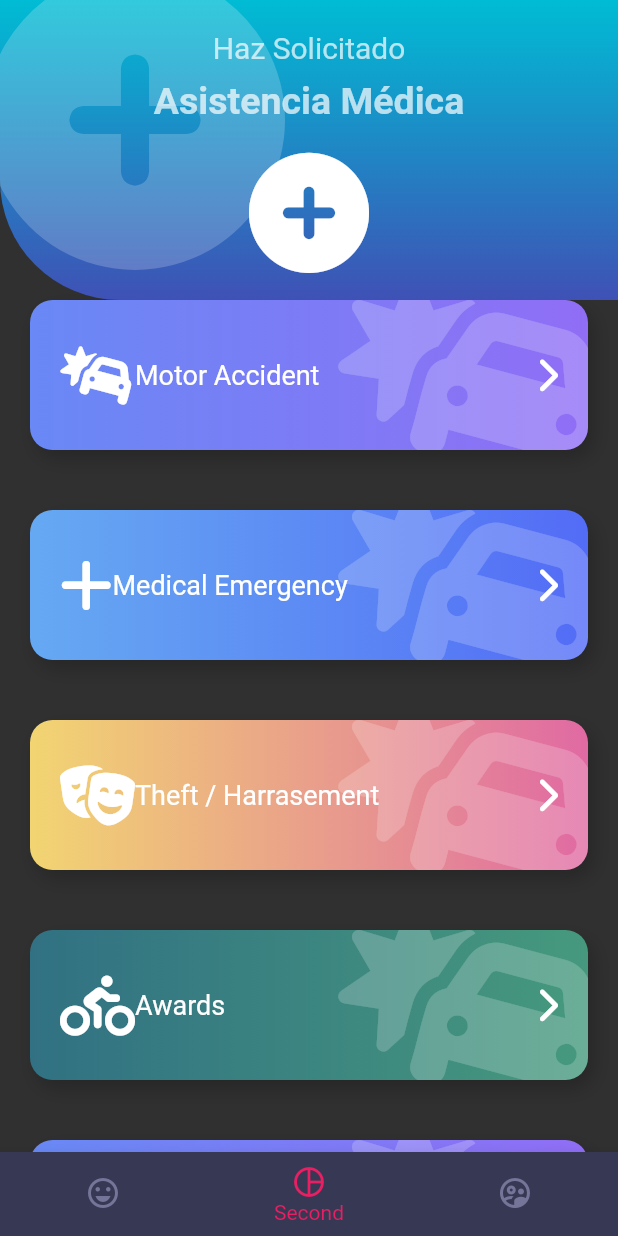
After one commit to IsaiVazqez/Todos-Los-Widgets, a Flutter app: the screen it shows after launch, item 2 of the bottom bar chosen, on a phone screen of 412 x 824 dp. The commit adds this screen. Run offline on Flutter 3.47's test engine with Material 2 defaults, Android fonts, the phone set to English and light mode, and no system bars; our stand-ins replace animate_do, font_awesome_flutter.

Commit message:
Adding Homescreen2

```diff
--- a/lib/main.dart
+++ b/lib/main.dart
@@ -1,7 +1,9 @@
-import 'package:bocetos/screens/listview1_screen.dart';
+import 'package:bocetos/providers/ui_providers.dart';
+import 'package:bocetos/screens/basicHome.dart';
 import 'package:bocetos/screens/screens.dart';
 import 'package:flutter/material.dart';
 import 'package:flutter/services.dart';
+import 'package:provider/provider.dart';
 
 void main() => runApp(MyApp());
 
@@ -10,16 +12,22 @@ class MyApp extends StatelessWidget {
   Widget build(BuildContext context) {
     SystemChrome.setSystemUIOverlayStyle(SystemUiOverlayStyle.light);
 
-    return MaterialApp(
+    return MultiProvider(
+      providers: [
+        ChangeNotifierProvider(create: (_) => new UiProvider()),
+      ],
+      child: MaterialApp(
         debugShowCheckedModeBanner: false,
         title: 'Material App',
         theme: ThemeData.dark(),
-      initialRoute: 'home_screen',
+        initialRoute: 'initialRoute',
         routes: {
+          'initialRoute': (_) => HomePage(),
           'basic_design': (_) => BasicDesignScreen(),
           'home_screen': (_) => HomeScreen(),
           'listview1': (_) => Listview1Screen(),
         },
+      ),
     );
   }
 }
--- /dev/null
+++ b/lib/providers/ui_providers.dart
@@ -0,0 +1,14 @@
+import 'package:flutter/material.dart';
+
+class UiProvider extends ChangeNotifier {
+  int _selectedMenuOpt = 0;
+
+  int get selectedMenuOpt {
+    return this._selectedMenuOpt;
+  }
+
+  set selectedMenuOpt(int i) {
+    this._selectedMenuOpt = i;
+    notifyListeners();
+  }
+}
--- /dev/null
+++ b/lib/routes/routes.dart
@@ -0,0 +1,9 @@
+import 'package:flutter/cupertino.dart';
+
+class ItemMenu {
+  final String label;
+  final String route;
+  final Widget screen;
+
+  ItemMenu({required this.label, required this.route, required this.screen});
+}
--- /dev/null
+++ b/lib/screens/basicHome.dart
@@ -0,0 +1,35 @@
+import 'package:bocetos/screens/screens.dart';
+import 'package:bocetos/widgets/custom_bottom_navigation.dart';
+import 'package:flutter/material.dart';
+import 'package:provider/provider.dart';
+
+import '../providers/ui_providers.dart';
+
+class HomePage extends StatelessWidget {
+  @override
+  Widget build(BuildContext context) {
+    return Scaffold(
+      body: _HomeSPagebody(),
+      bottomNavigationBar: const CustomBottomNavigation(),
+    );
+  }
+}
+
+class _HomeSPagebody extends StatelessWidget {
+  @override
+  Widget build(BuildContext context) {
+    final uiProvider = Provider.of<UiProvider>(context);
+
+    final currentIndex = uiProvider.selectedMenuOpt;
+    switch (currentIndex) {
+      case 0:
+        return HomeScreen();
+
+      case 1:
+        return HomeScreen2();
+
+      default:
+        return HomeScreen();
+    }
+  }
+}
--- a/lib/screens/home_screen.dart
+++ b/lib/screens/home_screen.dart
@@ -1,7 +1,12 @@
 import 'package:flutter/material.dart';
 import '../widgets/widgets.dart';
 
-class HomeScreen extends StatelessWidget {
+class HomeScreen extends StatefulWidget {
+  @override
+  State<HomeScreen> createState() => _HomeScreenState();
+}
+
+class _HomeScreenState extends State<HomeScreen> {
   @override
   Widget build(BuildContext context) {
     return Scaffold(
@@ -13,7 +18,6 @@ class HomeScreen extends StatelessWidget {
           _HomeBody()
         ],
       ),
-      bottomNavigationBar: CustomBottomNavigation(),
     );
   }
 }
--- /dev/null
+++ b/lib/screens/home_screen2.dart
@@ -0,0 +1,122 @@
+import 'package:animate_do/animate_do.dart';
+import 'package:flutter/material.dart';
+import 'package:font_awesome_flutter/font_awesome_flutter.dart';
+import '../widgets/widgets.dart';
+
+class ItemBoton {
+  final IconData icon;
+  final String texto;
+  final Color color1;
+  final Color color2;
+
+  ItemBoton(this.icon, this.texto, this.color1, this.color2);
+}
+
+class HomeScreen2 extends StatefulWidget {
+  @override
+  State<HomeScreen2> createState() => _HomeScreen2State();
+}
+
+class _HomeScreen2State extends State<HomeScreen2> {
+  @override
+  Widget build(BuildContext context) {
+    final items = <ItemBoton>[
+      new ItemBoton(FontAwesomeIcons.carCrash, 'Motor Accident',
+          const Color(0xff6989F5), const Color(0xff906EF5)),
+      new ItemBoton(FontAwesomeIcons.plus, 'Medical Emergency',
+          const Color(0xff66A9F2), const Color(0xff536CF6)),
+      new ItemBoton(FontAwesomeIcons.theaterMasks, 'Theft / Harrasement',
+          const Color(0xffF2D572), const Color(0xffE06AA3)),
+      new ItemBoton(FontAwesomeIcons.biking, 'Awards', const Color(0xff317183),
+          const Color(0xff46997D)),
+      new ItemBoton(FontAwesomeIcons.carCrash, 'Motor Accident',
+          const Color(0xff6989F5), const Color(0xff906EF5)),
+      new ItemBoton(FontAwesomeIcons.plus, 'Medical Emergency',
+          const Color(0xff66A9F2), const Color(0xff536CF6)),
+      new ItemBoton(FontAwesomeIcons.theaterMasks, 'Theft / Harrasement',
+          const Color(0xffF2D572), const Color(0xffE06AA3)),
+      new ItemBoton(FontAwesomeIcons.biking, 'Awards', const Color(0xff317183),
+          const Color(0xff46997D)),
+      new ItemBoton(FontAwesomeIcons.carCrash, 'Motor Accident',
+          const Color(0xff6989F5), const Color(0xff906EF5)),
+      new ItemBoton(FontAwesomeIcons.plus, 'Medical Emergency',
+          const Color(0xff66A9F2), const Color(0xff536CF6)),
+      new ItemBoton(FontAwesomeIcons.theaterMasks, 'Theft / Harrasement',
+          const Color(0xffF2D572), const Color(0xffE06AA3)),
+      new ItemBoton(FontAwesomeIcons.biking, 'Awards', const Color(0xff317183),
+          const Color(0xff46997D)),
+    ];
+
+    List<Widget> itemMap = items
+        .map((item) => FadeInLeft(
+              child: Boton(
+                icon: item.icon,
+                texto: item.texto,
+                color1: item.color1,
+                color2: item.color2,
+                onPress: () {
+                  print('hola');
+                },
+              ),
+            ))
+        .toList();
+
+    return Scaffold(
+      body: Stack(
+        children: <Widget>[
+          Container(
+            margin: const EdgeInsets.only(top: 100),
+            child: ListView(
+              physics: BouncingScrollPhysics(),
+              children: <Widget>[
+                SizedBox(
+                  height: 80,
+                ),
+                ...itemMap
+              ],
+            ),
+          ),
+          const IconHeader(
+            icon: FontAwesomeIcons.circlePlus,
+            subtitulo: 'Haz Solicitado',
+            titulo: 'Asistencia Médica',
+          )
+        ],
+      ),
+    );
+  }
+}
+
+class BotonTemp extends StatelessWidget {
+  const BotonTemp({
+    Key? key,
+  }) : super(key: key);
+
+  @override
+  Widget build(BuildContext context) {
+    return Boton(
+      texto: 'Motor accident',
+      icon: FontAwesomeIcons.carCrash,
+      color1: const Color(0xff6989F5),
+      color2: const Color.fromARGB(255, 135, 50, 254),
+      onPress: () {
+        print('hola');
+      },
+    );
+  }
+}
+
+class PageHeader extends StatelessWidget {
+  const PageHeader({
+    Key? key,
+  }) : super(key: key);
+
+  @override
+  Widget build(BuildContext context) {
+    return const IconHeader(
+      icon: FontAwesomeIcons.circlePlus,
+      subtitulo: 'Haz Solicitado',
+      titulo: 'Asistencia Médica',
+    );
+  }
+}
--- a/lib/screens/screens.dart
+++ b/lib/screens/screens.dart
@@ -7,3 +7,4 @@ export 'package:bocetos/screens/inputs_screen.dart';
 export 'package:bocetos/screens/avatar_screen.dart';
 export 'package:bocetos/screens/listview_builder_screen.dart';
 export 'package:bocetos/screens/slider_screen.dart';
+export 'package:bocetos/screens/home_screen2.dart';
--- /dev/null
+++ b/lib/widgets/boton.dart
@@ -0,0 +1,93 @@
+import 'package:flutter/material.dart';
+import 'package:font_awesome_flutter/font_awesome_flutter.dart';
+
+class Boton extends StatelessWidget {
+  final IconData icon;
+  final String texto;
+  final Color color1;
+  final Color color2;
+  final VoidCallback onPress;
+
+  const Boton(
+      {Key? key,
+      this.icon = FontAwesomeIcons.circle,
+      required this.texto,
+      this.color1 = Colors.grey,
+      this.color2 = Colors.blue,
+      required this.onPress})
+      : super(key: key);
+
+  @override
+  Widget build(BuildContext context) {
+    return GestureDetector(
+      onTap: onPress,
+      child: Stack(
+        children: <Widget>[
+          _BotonBackground(icon, color1, color2),
+          Row(children: <Widget>[
+            SizedBox(height: 140, width: 40),
+            FaIcon(icon, color: Colors.white, size: 40),
+            Expanded(
+              child: Text(
+                texto,
+                style: TextStyle(color: Colors.white, fontSize: 18),
+              ),
+            ),
+            FaIcon(
+              FontAwesomeIcons.chevronRight,
+              color: Colors.white,
+            ),
+            SizedBox(width: 40)
+          ])
+        ],
+      ),
+    );
+  }
+}
+
+class _BotonBackground extends StatelessWidget {
+  final IconData icon;
+  final Color color1;
+  final Color color2;
+
+  const _BotonBackground(
+    this.icon,
+    this.color1,
+    this.color2,
+  );
+
+  @override
+  Widget build(BuildContext context) {
+    return GestureDetector(
+      child: Container(
+          child: ClipRRect(
+            borderRadius: BorderRadius.circular(15),
+            child: Stack(
+              children: <Widget>[
+                Positioned(
+                    right: -20,
+                    top: -20,
+                    child: FaIcon(FontAwesomeIcons.carCrash,
+                        size: 150, color: Colors.white.withOpacity(0.2))),
+              ],
+            ),
+          ),
+          width: double.infinity,
+          height: 100,
+          margin: EdgeInsets.all(20),
+          decoration: BoxDecoration(
+              color: Colors.red,
+              boxShadow: <BoxShadow>[
+                BoxShadow(
+                    color: Colors.black.withOpacity(0.2),
+                    offset: Offset(4, 6),
+                    blurRadius: 10),
+              ],
+              borderRadius: BorderRadius.circular(15),
+              gradient: LinearGradient(colors: <Color>[
+                color1,
+                color2,
+              ]))),
+    );
+  }
+}
--- a/lib/widgets/custom_bottom_navigation.dart
+++ b/lib/widgets/custom_bottom_navigation.dart
@@ -1,24 +1,44 @@
 import 'package:flutter/material.dart';
+import 'package:provider/provider.dart';
 
-class CustomBottomNavigation extends StatelessWidget {
+import '../providers/ui_providers.dart';
+import '../screens/screens.dart';
+
+class CustomBottomNavigation extends StatefulWidget {
+  const CustomBottomNavigation({
+    Key? key,
+  }) : super(key: key);
+  @override
+  _CustomBottomNavigationstate createState() => _CustomBottomNavigationstate();
+}
+
+class _CustomBottomNavigationstate extends State<CustomBottomNavigation> {
   @override
   Widget build(BuildContext context) {
+    final uiProvider = Provider.of<UiProvider>(context);
+    final currentIndex = uiProvider.selectedMenuOpt;
+
     return BottomNavigationBar(
-      showSelectedLabels: false,
       showUnselectedLabels: false,
       selectedItemColor: Colors.pink,
       backgroundColor: const Color.fromRGBO(55, 57, 84, 1),
       unselectedItemColor: const Color.fromRGBO(116, 117, 152, 1),
-      currentIndex: 0,
+      currentIndex: currentIndex,
       items: const [
         BottomNavigationBarItem(
-            icon: Icon(Icons.calendar_today_outlined), label: 'Calendario'),
+          icon: Icon(Icons.emoji_emotions_outlined),
+          label: 'Home',
+        ),
         BottomNavigationBarItem(
-            icon: Icon(Icons.pie_chart_outline_outlined), label: 'Gráfica'),
+          icon: Icon(Icons.pie_chart_outline_outlined),
+          label: 'Second',
+        ),
         BottomNavigationBarItem(
-            icon: Icon(Icons.supervised_user_circle_outlined),
-            label: 'Usuarios'),
+          icon: Icon(Icons.supervised_user_circle_outlined),
+          label: 'Usuarios',
+        ),
       ],
+      onTap: (int i) => uiProvider.selectedMenuOpt = i,
     );
   }
 }
--- /dev/null
+++ b/lib/widgets/header.dart
@@ -0,0 +1,95 @@
+import 'package:flutter/material.dart';
+import 'package:font_awesome_flutter/font_awesome_flutter.dart';
+
+class IconHeader extends StatelessWidget {
+  const IconHeader(
+      {Key? key,
+      required this.icon,
+      required this.titulo,
+      required this.subtitulo,
+      this.color1 = Colors.cyan,
+      this.color2 = Colors.indigo})
+      : super(key: key);
+
+  final IconData icon;
+  final String titulo;
+  final String subtitulo;
+  final Color color1;
+  final Color color2;
+
+  @override
+  Widget build(BuildContext context) {
+    final Color colorBlanco = Colors.white.withOpacity(0.7);
+
+    return Stack(
+      children: <Widget>[
+        _IconHeaderrBackground(
+          color1: color1,
+          color2: color2,
+        ),
+        Positioned(
+          top: -20,
+          left: -10,
+          child: FaIcon(
+            icon,
+            size: 200,
+            color: Colors.white.withOpacity(0.2),
+          ),
+        ),
+        Column(
+          children: <Widget>[
+            const SizedBox(height: 20, width: double.infinity),
+            Text(
+              subtitulo,
+              style: TextStyle(fontSize: 20, color: colorBlanco),
+            ),
+            const SizedBox(height: 10),
+            Text(
+              titulo,
+              style: TextStyle(
+                  fontSize: 25,
+                  color: colorBlanco,
+                  fontWeight: FontWeight.bold),
+            ),
+            const SizedBox(height: 20),
+            FaIcon(icon, size: 80, color: Colors.white)
+          ],
+        )
+      ],
+    );
+  }
+}
+
+class _IconHeaderrBackground extends StatelessWidget {
+  final Color color1;
+  final Color color2;
+
+  const _IconHeaderrBackground({
+    Key? key,
+    required this.color1,
+    required this.color2,
+  }) : super(key: key);
+
+  @override
+  Widget build(BuildContext context) {
+    return Container(
+      width: double.infinity,
+      height: 200,
+      decoration: BoxDecoration(
+        borderRadius: const BorderRadius.only(
+          bottomLeft: Radius.circular(80),
+        ),
+        gradient: LinearGradient(
+          begin: Alignment.topCenter,
+          end: Alignment.bottomCenter,
+          colors: <Color>[
+            this.color1,
+            this.color2,
+/*             Color(0xff526BF6),
+            Color(0xff67ACF2), */
+          ],
+        ),
+      ),
+    );
+  }
+}
--- a/lib/widgets/widgets.dart
+++ b/lib/widgets/widgets.dart
@@ -7,3 +7,5 @@ export 'package:bocetos/widgets/cards.dart';
 export 'package:bocetos/widgets/custom_card_type_1.dart';
 export 'package:bocetos/widgets/custom_card_type_2.dart';
 export 'package:bocetos/widgets/custom_input_field.dart';
+export 'package:bocetos/widgets/header.dart';
+export 'package:bocetos/widgets/boton.dart';
--- a/pubspec.yaml
+++ b/pubspec.yaml
@@ -31,9 +31,13 @@ dependencies:
     sdk: flutter
 
 
+
   # The following adds the Cupertino Icons font to your application.
   # Use with the CupertinoIcons class for iOS style icons.
   cupertino_icons: ^1.0.2
+  provider: ^6.0.2
+  font_awesome_flutter: ^10.1.0
+  animate_do: ^2.1.0
 
 dev_dependencies:
   flutter_test:
```
Also changed, not shown: pubspec.lock, 1 other file. Lines whose indentation alone changed are shown as unchanged.
